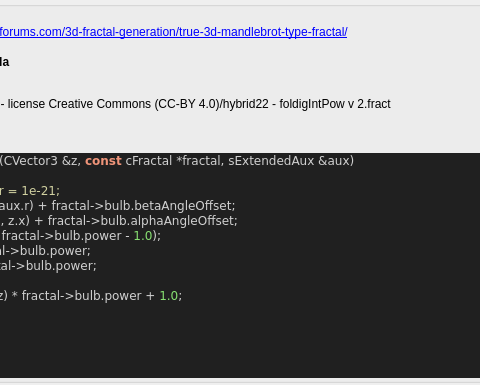
The window that mandelbulber2/formula/ui/fractal_mandelbulb.ui (buddhi1980/mandelbulber2) describes before a commit, drawn with Qt 5; both pictures show x 161 to 641 and y 144 to 529 of the 745 by 529 pixel window.
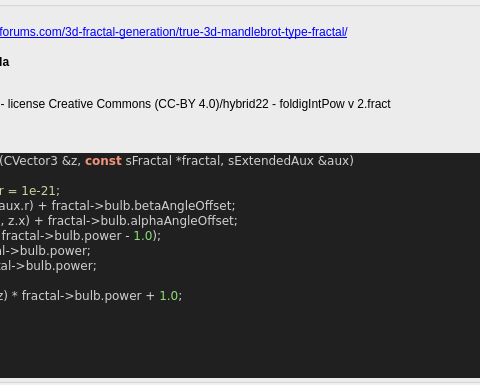
The same window after the commit. Custom widgets are drawn as their Qt base class.

The edit to the form file:
```diff
--- a/mandelbulber2/formula/ui/fractal_mandelbulb.ui
+++ b/mandelbulber2/formula/ui/fractal_mandelbulb.ui
@@ -222,7 +222,7 @@
 &lt;/table&gt;
 &lt;br&gt;&lt;b&gt;Examples using this formula&lt;/b&gt;&lt;br&gt;boolean001.fract&lt;br&gt;stereoscopic 001.fract&lt;br&gt;Krzysztof Marczak collection - license Creative Commons (CC-BY 4.0)/hybrid22 - foldigIntPow v 2.fract&lt;h3&gt;Code&lt;/h3&gt;
 &lt;body style=&quot;background-color:#202020&quot;&gt;
-&lt;pre style=&quot;color:#d0d0d0; background-color:#202020;  font-family:'Courier New',monospace;&quot;&gt;&lt;span style=&quot;color:#f09479; font-weight:bold&quot;&gt;void&lt;/span&gt; &lt;span style=&quot;color:#e47eed&quot;&gt;MandelbulbIteration&lt;/span&gt;&lt;span style=&quot;color:#d0d0d0&quot;&gt;(&lt;/span&gt;CVector3 &lt;span style=&quot;color:#d0d0d0&quot;&gt;&amp;amp;&lt;/span&gt;z&lt;span style=&quot;color:#d0d0d0&quot;&gt;,&lt;/span&gt; &lt;span style=&quot;color:#f09479; font-weight:bold&quot;&gt;const&lt;/span&gt; cFractal &lt;span style=&quot;color:#d0d0d0&quot;&gt;*&lt;/span&gt;fractal&lt;span style=&quot;color:#d0d0d0&quot;&gt;,&lt;/span&gt; sExtendedAux &lt;span style=&quot;color:#d0d0d0&quot;&gt;&amp;amp;&lt;/span&gt;aux&lt;span style=&quot;color:#d0d0d0&quot;&gt;)&lt;/span&gt;
+&lt;pre style=&quot;color:#d0d0d0; background-color:#202020;  font-family:'Courier New',monospace;&quot;&gt;&lt;span style=&quot;color:#f09479; font-weight:bold&quot;&gt;void&lt;/span&gt; &lt;span style=&quot;color:#e47eed&quot;&gt;MandelbulbIteration&lt;/span&gt;&lt;span style=&quot;color:#d0d0d0&quot;&gt;(&lt;/span&gt;CVector3 &lt;span style=&quot;color:#d0d0d0&quot;&gt;&amp;amp;&lt;/span&gt;z&lt;span style=&quot;color:#d0d0d0&quot;&gt;,&lt;/span&gt; &lt;span style=&quot;color:#f09479; font-weight:bold&quot;&gt;const&lt;/span&gt; sFractal &lt;span style=&quot;color:#d0d0d0&quot;&gt;*&lt;/span&gt;fractal&lt;span style=&quot;color:#d0d0d0&quot;&gt;,&lt;/span&gt; sExtendedAux &lt;span style=&quot;color:#d0d0d0&quot;&gt;&amp;amp;&lt;/span&gt;aux&lt;span style=&quot;color:#d0d0d0&quot;&gt;)&lt;/span&gt;
 &lt;span style=&quot;color:#d0d0d0&quot;&gt;{&lt;/span&gt;
   &lt;span style=&quot;color:#d0d0a0&quot;&gt;// if (aux.r &amp;lt; 1e-21) aux.r = 1e-21;&lt;/span&gt;
   &lt;span style=&quot;color:#f09479; font-weight:bold&quot;&gt;double&lt;/span&gt; th0 &lt;span style=&quot;color:#d0d0d0&quot;&gt;=&lt;/span&gt; &lt;span style=&quot;color:#e47eed&quot;&gt;asin&lt;/span&gt;&lt;span style=&quot;color:#d0d0d0&quot;&gt;(&lt;/span&gt;z&lt;span style=&quot;color:#d0d0d0&quot;&gt;.&lt;/span&gt;z &lt;span style=&quot;color:#d0d0d0&quot;&gt;/&lt;/span&gt; aux&lt;span style=&quot;color:#d0d0d0&quot;&gt;.&lt;/span&gt;r&lt;span style=&quot;color:#d0d0d0&quot;&gt;) +&lt;/span&gt; fractal&lt;span style=&quot;color:#d0d0d0&quot;&gt;-&amp;gt;&lt;/span&gt;bulb&lt;span style=&quot;color:#d0d0d0&quot;&gt;.&lt;/span&gt;betaAngleOffset&lt;span style=&quot;color:#d0d0d0&quot;&gt;;&lt;/span&gt;
```
